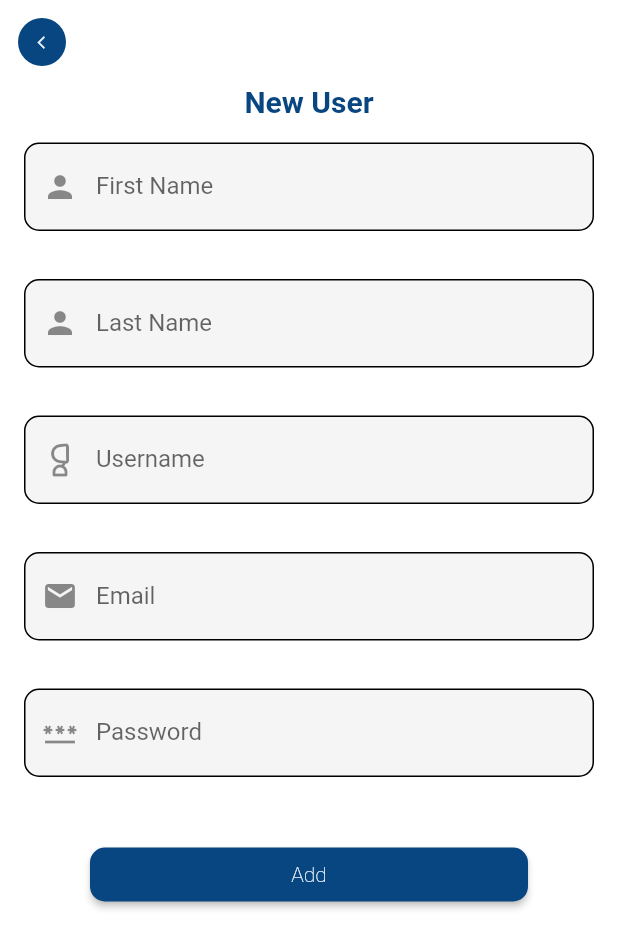
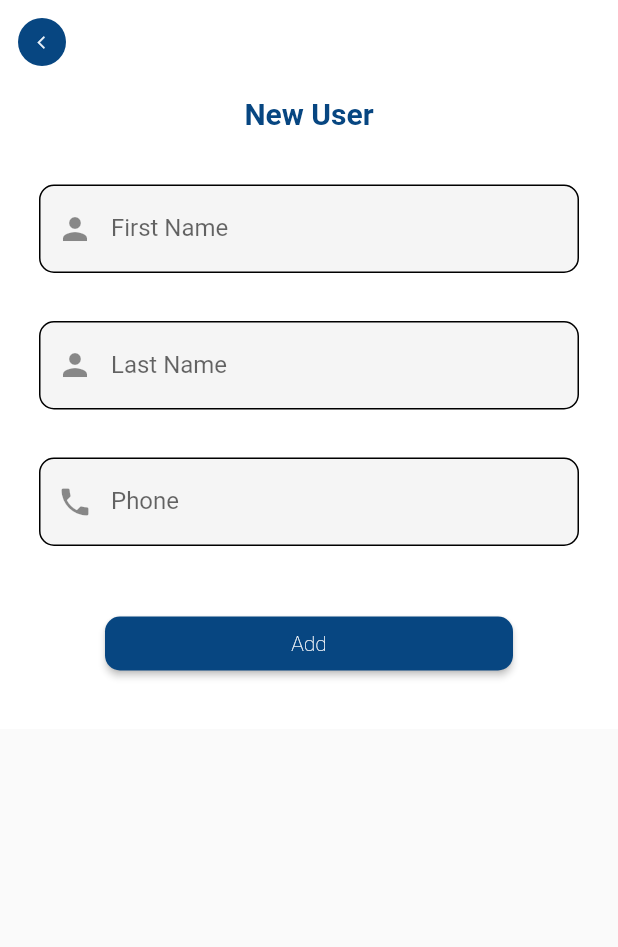
Before and after one commit to Kulwa-silya/tona, a Flutter app: the RegisterUsers screen opened directly with empty values, on a phone screen of 412 x 824 dp. Shown: the top 947 px of the screen. Run offline on Flutter 3.47's test engine with Material 2 defaults, Android fonts, the phone set to English and light mode, and no system bars; our stand-ins replace flutter_spinkit, google_fonts, percent_indicator, shared_preferences, stacked; missing offline and left inert: wc_form_validators; accounts and stored records are empty; network calls fail; project files that could hold a hidden picture were left out.

Commit message:
able to create user

```diff
--- a/tona_frontend/lib/Admin/Models/getUserList.dart
+++ b/tona_frontend/lib/Admin/Models/getUserList.dart
@@ -41,9 +41,11 @@ class UsersDataModel {
   int id;
   String username;
   String email;
-  UsersDataModel({required this.id, required this.username, required this.email});
+  UsersDataModel(
+      {required this.id, required this.username, required this.email});
 
-  factory UsersDataModel.fromJson(Map<String, dynamic> usersjson)=> UsersDataModel(
+  factory UsersDataModel.fromJson(Map<String, dynamic> usersjson) =>
+      UsersDataModel(
         id: usersjson["id"],
         username: usersjson["username"],
         email: usersjson["email"],
@@ -75,39 +77,41 @@ class UsersDataModel {
 //   }
 // }
 
-
-
-
 // To parse this JSON data, do
 //
 //     final welcome = welcomeFromJson(jsonString);
 
+List<Wel> welcomeFromJson(String str) =>
+    List<Wel>.from(json.decode(str).map((x) => Wel.fromJson(x)));
 
-
-List<Wel> welcomeFromJson(String str) => List<Wel>.from(json.decode(str).map((x) => Wel.fromJson(x)));
-
-String welcomeToJson(List<Wel> data) => json.encode(List<dynamic>.from(data.map((x) => x.toJson())));
+String welcomeToJson(List<Wel> data) =>
+    json.encode(List<dynamic>.from(data.map((x) => x.toJson())));
 
 class Wel {
   Wel({
-        required this.email,
+    required this.phone_number,
     required this.id,
-        required this.username,
+    required this.first_name,
+    required this.last_name,
+    required this.user_type,
   });
 
-    String email;
   int id;
-    String username;
+  int? user_type;
+  String phone_number, first_name, last_name;
 
   factory Wel.fromJson(Map<String, dynamic> json) => Wel(
-        email: json["email"],
+      first_name: json["first_name"],
+      last_name: json["last_name"],
       id: json["id"],
-        username: json["username"],
-    );
+      phone_number: json["phone_number"],
+      user_type: json["user_type"]);
 
   Map<String, dynamic> toJson() => {
-        "email": email,
+        "phone_number": phone_number,
         "id": id,
-        "username": username,
+        "first_name": first_name,
+        "last_name": last_name,
+        "user_type": user_type
       };
 }
--- a/tona_frontend/lib/Admin/Pages/Users/Registration/registerUsers.dart
+++ b/tona_frontend/lib/Admin/Pages/Users/Registration/registerUsers.dart
@@ -35,19 +35,19 @@ class _RegisterUsersState extends State<RegisterUsers> {
   }
 
   void _useradd() async {
-    final response = await http
-        .post(Uri.parse("https://tona-production.up.railway.app/auth/users/"),
-            // headers: {
-            //   HttpHeaders.authorizationHeader: "JWT ${widget.axxton}",
-            // } ,
-            body: {
+    final response =
+        await http.post(Uri.parse("http://192.168.4.87:8000/auth/users/"),
+            headers: {
+              // HttpHeaders.authorizationHeader: "JWT ${widget.axxton}",
+              'Content-Type': 'application/json; charset=UTF-8',
+            },
+            body: json.encode({
               "first_name": fname.text,
               "last_name": lname.text,
-          "phone_number": { "+255 " + uname.text},
-          "password": pass.text,
-          "email": email.text,
-
-        });
+              "phone_number": "+255${uname.text}",
+              "password": lname.text.toUpperCase(),
+              "user_type": 2,
+            }));
     var res = json.decode(response.body);
 
     print(res);
@@ -96,7 +96,7 @@ class _RegisterUsersState extends State<RegisterUsers> {
           ),
         ),
         elevation: 0,
-        backgroundColor: ColorTheme.m_white,
+        backgroundColor: Colors.white,
       ),
       body: SingleChildScrollView(
         physics: BouncingScrollPhysics(),
@@ -104,7 +104,9 @@ class _RegisterUsersState extends State<RegisterUsers> {
           color: ColorTheme.m_white,
           child: Column(
             children: [
-              Form(
+              Padding(
+                padding: const EdgeInsets.fromLTRB(10.0, 8, 10, 8),
+                child: Form(
                   key: formkey,
                   child: Column(
                     children: [
@@ -117,6 +119,7 @@ class _RegisterUsersState extends State<RegisterUsers> {
                               fontSize: 20),
                         ),
                       ),
+                      SizedBox(height: 20),
                       mytextField(
                           contro: fname,
                           autoval: AutovalidateMode.onUserInteraction,
@@ -148,49 +151,53 @@ class _RegisterUsersState extends State<RegisterUsers> {
                           contro: uname,
                           autoval: AutovalidateMode.onUserInteraction,
                           hint: "Ex: Bojo",
-                        hintLebel: "Username",
-                        validateText: "Fill in your username number",
-                        finalvalidateText: "Invalid username Format",
-                        icodata: Icons.nest_cam_wired_stand_outlined,
+                          hintLebel: "Phone",
+                          validateText: "Fill in your phone number",
+                          finalvalidateText: "Invalid phone no Format",
+                          icodata: Icons.phone,
                           inputFormatter: [
                             FilteringTextInputFormatter.deny(
                                 new RegExp(r"\s\b|\b\s"))
                           ],
                           regExpn: "[a-zA-Z0-9\+\.\_\%\-\+]{1,256}" +
                               "[a-zA-Z0-9][a-zA-Z0-9\\-]{0,64}"),
-                    mytextField(
-                        contro: email,
-                        autoval: AutovalidateMode.onUserInteraction,
-                        hint: "Ex: example@example.com",
-                        hintLebel: "Email",
-                        validateText: "Fill in your email",
-                        finalvalidateText: "Invalid Email Format",
-                        icodata: Icons.email,
-                        inputFormatter: [
-                          FilteringTextInputFormatter.deny(
-                              new RegExp(r"\s\b|\b\s"))
-                        ],
-                        regExpn: "[a-zA-Z0-9\+\.\_\%\-\+]{1,256}" +
-                            "\\@" +
-                            "[a-zA-Z0-9][a-zA-Z0-9\\-]{0,64}" +
-                            "(" +
-                            "\\." +
-                            "[a-zA-Z0-9][a-zA-Z0-9\\-]{0,25}" +
-                            ")+"),
-                    mytextField(
-                        contro: pass,
-                        autoval: AutovalidateMode.onUserInteraction,
-                        hint: "Ex: *****",
-                        hintLebel: "Password",
-                        validateText: "Fill in your password number",
-                        finalvalidateText: "Invalid Password Format",
-                        icodata: Icons.password,
-                        inputFormatter: [
-                          FilteringTextInputFormatter.deny(
-                              new RegExp(r"\s\b|\b\s"))
-                        ],
-                        regExpn: "[a-zA-Z0-9\+\.\_\%\-\+]{1,256}" +
-                            "[a-zA-Z0-9][a-zA-Z0-9\\-]{0,64}"),
+
+                      // mytextField(
+                      //     contro: email,
+                      //     autoval: AutovalidateMode.onUserInteraction,
+                      //     hint: "Ex: example@example.com",
+                      //     hintLebel: "Email",
+                      //     validateText: "Fill in your email",
+                      //     finalvalidateText: "Invalid Email Format",
+                      //     icodata: Icons.email,
+                      //     inputFormatter: [
+                      //       FilteringTextInputFormatter.deny(
+                      //           new RegExp(r"\s\b|\b\s"))
+                      //     ],
+                      //     regExpn: "[a-zA-Z0-9\+\.\_\%\-\+]"
+                      //     // regExpn: "[a-zA-Z0-9\+\.\_\%\-\+]{1,256}" +
+                      //     //     "\\@" +
+                      //     //     "[a-zA-Z0-9][a-zA-Z0-9\\-]{0,64}" +
+                      //     //     "(" +
+                      //     //     "\\." +
+                      //     //     "[a-zA-Z0-9][a-zA-Z0-9\\-]{0,25}" +
+                      //     //     ")+"
+
+                      //     ),
+                      // mytextField(
+                      //     contro: pass,
+                      //     autoval: AutovalidateMode.onUserInteraction,
+                      //     hint: "Ex: *****",
+                      //     hintLebel: "Password",
+                      //     validateText: "Fill in your password number",
+                      //     finalvalidateText: "Invalid Password Format",
+                      //     icodata: Icons.password,
+                      //     inputFormatter: [
+                      //       FilteringTextInputFormatter.deny(
+                      //           new RegExp(r"\s\b|\b\s"))
+                      //     ],
+                      //     regExpn: "[a-zA-Z0-9\+\.\_\%\-\+]{1,256}" +
+                      //         "[a-zA-Z0-9][a-zA-Z0-9\\-]{0,64}"),
                       Padding(
                           padding: EdgeInsets.symmetric(
                               horizontal: 60.0, vertical: 25.0),
@@ -224,6 +231,7 @@ class _RegisterUsersState extends State<RegisterUsers> {
                     ],
                   ),
                 ),
+              ),
             ],
           ),
         ),
--- a/tona_frontend/lib/Admin/Pages/Users/view.dart
+++ b/tona_frontend/lib/Admin/Pages/Users/view.dart
@@ -1,17 +1,10 @@
-import 'dart:convert';
-import 'dart:io';
-
 import 'package:flutter/material.dart';
 import 'package:machafuapp/Admin/Controllers/provider.dart';
 import 'package:machafuapp/Admin/Pages/Users/Registration/registerUsers.dart';
-import 'package:machafuapp/Admin/Pages/dashboard.dart';
 import 'package:http/http.dart' as http;
 import 'package:machafuapp/Admin/views/main/main_view.dart';
 import 'package:shared_preferences/shared_preferences.dart';
 import '../../Models/getUserList.dart';
-import '../../Shared/getTokens.dart';
-import '../../Shared/myDeleteDialog.dart';
-import '../../Shared/myEditorDialog.dart';
 import '../../consts/colorTheme.dart';
 
 class UserConfig extends StatefulWidget {
@@ -24,8 +17,6 @@ class UserConfig extends StatefulWidget {
 
 class _UserConfigState extends State<UserConfig> {
   UserProvider userProvider = UserProvider();
-
-  Token token = Token();
 
   List userList = [];
 
@@ -201,7 +192,7 @@ class _UserConfigState extends State<UserConfig> {
                           (e) {
                             return Column(
                               children: [
-                                Text(e.email),
+                                Text(e.first_name),
                               ],
                             );
                           },
--- a/tona_frontend/lib/Admin/Pages/dashboard.dart
+++ b/tona_frontend/lib/Admin/Pages/dashboard.dart
@@ -8,7 +8,6 @@ import 'package:machafuapp/Admin/Pages/Users/view.dart';
 import 'package:machafuapp/Admin/consts/colorTheme.dart';
 import 'package:shared_preferences/shared_preferences.dart';
 import '../Shared/dashboardContainer.dart';
-import '../Shared/getTokens.dart';
 
 class DashBoard extends StatefulWidget {
   // String axxtok;
--- a/tona_frontend/lib/Admin/consts/sharedPrefsInitiations.dart
+++ b/tona_frontend/lib/Admin/consts/sharedPrefsInitiations.dart
@@ -2,6 +2,8 @@
 
 
 import 'package:shared_preferences/shared_preferences.dart';
+
+
 
  addAccessToken(String tok) async {
     SharedPreferences prefs = await SharedPreferences.getInstance();
--- a/tona_frontend/lib/Admin/ui/widgets/transactions_card.dart
+++ b/tona_frontend/lib/Admin/ui/widgets/transactions_card.dart
@@ -31,6 +31,7 @@ class _TransactionsCardState extends State<TransactionsCard> {
       userList = welcomeFromJson(res.body);
     });
 
+    print(res.body);
     // print(accesTok);
   }
 
@@ -77,13 +78,13 @@ class _TransactionsCardState extends State<TransactionsCard> {
                             crossAxisAlignment: CrossAxisAlignment.start,
                             children: [
                               Text(
-                                e.email,
+                                e.first_name,
                                 style: kSubtitleTextStyle.copyWith(
                                     color: kBlackColor),
                               ),
                               verticalSpaceSmall,
                               Text(
-                                e.username,
+                                e.last_name,
                                 style: kTinyRegularTextStyle.copyWith(
                                     color: kBlackColor),
                               ),
@@ -108,13 +109,13 @@ class _TransactionsCardState extends State<TransactionsCard> {
                   children: [
                     Text(
                       // widget.transaction.amount,
-                      e.username,
+                      e.first_name,
 
                       style: kSubtitleTextStyle.copyWith(color: kBlackColor),
                     ),
                     verticalSpaceSmall,
                     Text(
-                      e.username,
+                      e.last_name,
                       style:
                           kSmallRegularTextStyle.copyWith(color: kBlackColor),
                     ),
--- a/tona_frontend/lib/Admin/views/dashboard/dashboard_view.dart
+++ b/tona_frontend/lib/Admin/views/dashboard/dashboard_view.dart
@@ -24,6 +24,8 @@ class DashBoardView extends StatefulWidget {
 }
 
 class _DashBoardViewState extends State<DashBoardView> {
+
+
   @override
   Widget build(BuildContext context) {
     final height = MediaQuery.of(context).size.height;
```
Also changed, not shown: tona_frontend/lib/Admin/Controllers/provider.dart (+3 -4 lines), tona_frontend/lib/Admin/Shared/getTokens.dart (deleted, +0 -15 lines), tona_frontend/lib/Admin/consts/widget_constants.dart (+3 -4 lines), tona_frontend/lib/Admin/views/main/main_view.dart (+48 -3 lines), tona_frontend/lib/Auth/signIn.dart (+9 -7 lines), tona_frontend/lib/Shared/gettingTokens.dart (added, +16 -0 lines), tona_frontend/lib/main.dart (+2 -19 lines). Lines whose indentation alone changed are shown as unchanged.
